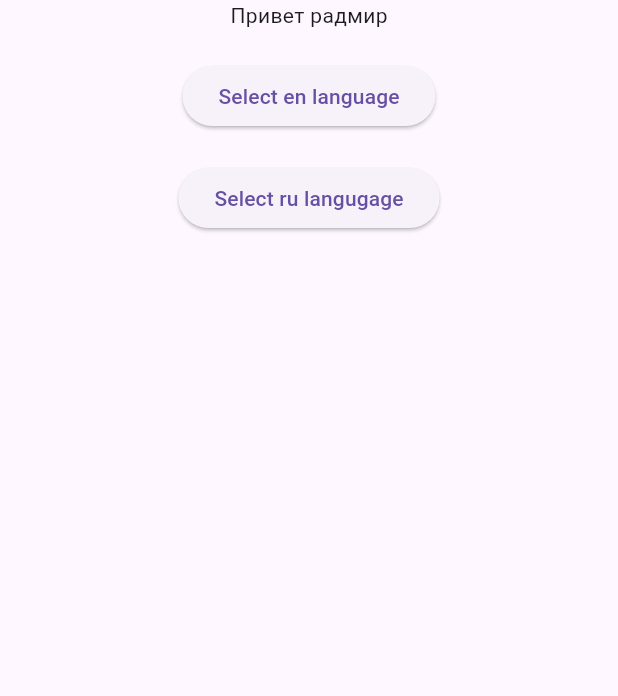
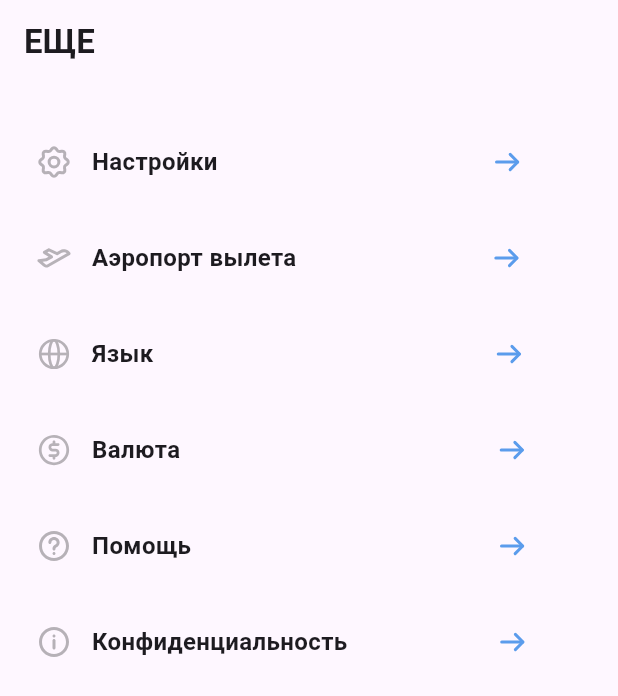
Before and after one commit to Frifrige/FriFri, a Flutter app: the MoreScreen screen opened directly, on a phone screen of 412 x 824 dp. Shown: the top 696 px of the screen. Run offline on Flutter 3.47's test engine with Material 3 defaults, Android fonts, the light colour scheme and no system bars; our stand-ins replace flutter_svg, logger, shared_preferences; accounts and stored records are empty; generated files the repository leaves out were written again.

Commit message:
add more screen

```diff
--- a/lib/src/features/application/widgets/application.dart
+++ b/lib/src/features/application/widgets/application.dart
@@ -18,7 +18,7 @@ class Application extends StatelessWidget {
       localizationsDelegates: AppLocalizations.localizationsDelegates,
       supportedLocales: AppLocalizations.supportedLocales,
       locale: LocalizaitonScope.of(context).locale,
-      home: const NavBar(),
+      home: const MoreScreen(),
     );
   }
 }
--- a/lib/src/features/more/presentation/screens/more_screen.dart
+++ b/lib/src/features/more/presentation/screens/more_screen.dart
@@ -1,5 +1,8 @@
+import 'package:flutter/cupertino.dart';
 import 'package:flutter/material.dart';
+import 'package:flutter/widgets.dart';
 import 'package:flutter_gen/gen_l10n/app_localizations.dart';
+import 'package:flutter_svg/flutter_svg.dart';
 import 'package:frifri/src/features/more/wrappers/localization_wrapper.dart';
 
 /// {@template more_screen}
@@ -17,25 +20,153 @@ class MoreScreenState extends State<MoreScreen> {
   @override
   Widget build(BuildContext context) {
     return Scaffold(
+      appBar: AppBar(
+        title: Text(
+          "ЕЩЕ",
+          style: TextStyle(fontWeight: FontWeight.w700),
+        ),
+      ),
       body: SafeArea(
-        child: Center(
-            child: Column(
-          children: <Widget>[
-            Text(AppLocalizations.of(context)!.helloRadmir),
-            const SizedBox(height: 20),
-            ElevatedButton(
-                onPressed: () {
-                  LocalizationWrapper.maybeOf(context)!.setLocale('ru');
-                },
-                child: const Text('Select en language')),
-            const SizedBox(height: 20),
-            ElevatedButton(
-                onPressed: () {
-                  LocalizationWrapper.maybeOf(context)!.setLocale('en');
-                },
-                child: const Text('Select ru langugage'))
-          ],
-        )),
+        child: Padding(
+          padding: EdgeInsets.symmetric(horizontal: 24),
+          child: Column(
+            children: [
+              SizedBox(
+                height: 40,
+              ),
+              Row(
+                children: [
+                  SvgPicture.asset(
+                    "assets/icons/more_ic_1.svg",
+                    width: 24,
+                    height: 24,
+                  ),
+                  SizedBox(
+                    width: 9,
+                  ),
+                  Text(
+                    " Настройки",
+                    style: TextStyle(fontWeight: FontWeight.w700, fontSize: 16),
+                  ),
+                  SizedBox(
+                    width: 183,
+                  ),
+                  Container(
+                    child: SvgPicture.asset(
+                      "assets/icons/arr_r.svg",
+                    ),
+                    decoration: BoxDecoration(),
+                  ),
+                ],
+              ),
+              SizedBox(
+                height: 40,
+              ),
+              Row(
+                children: [
+                  SvgPicture.asset(
+                    "assets/icons/more_ic_2.svg",
+                    width: 24,
+                    height: 24,
+                  ),
+                  SizedBox(
+                    width: 9,
+                  ),
+                  Text(
+                    " Аэропорт вылета",
+                    style: TextStyle(fontWeight: FontWeight.w700, fontSize: 16),
+                  ),
+                  SizedBox(width: 130),
+                  SvgPicture.asset("assets/icons/arr_r.svg"),
+                ],
+              ),
+              SizedBox(
+                height: 40,
+              ),
+              Row(
+                children: [
+                  SvgPicture.asset(
+                    "assets/icons/more_ic_3.svg",
+                    width: 24,
+                    height: 24,
+                  ),
+                  SizedBox(
+                    width: 9,
+                  ),
+                  Text(
+                    " Язык",
+                    style: TextStyle(fontWeight: FontWeight.w700, fontSize: 16),
+                  ),
+                  SizedBox(width: 227),
+                  SvgPicture.asset("assets/icons/arr_r.svg"),
+                ],
+              ),
+              SizedBox(
+                height: 40,
+              ),
+              Row(
+                children: [
+                  SvgPicture.asset(
+                    "assets/icons/more_ic_4.svg",
+                    width: 24,
+                    height: 24,
+                  ),
+                  SizedBox(
+                    width: 9,
+                  ),
+                  Text(
+                    " Валюта",
+                    style: TextStyle(fontWeight: FontWeight.w700, fontSize: 16),
+                  ),
+                  SizedBox(width: 211),
+                  SvgPicture.asset("assets/icons/arr_r.svg"),
+                ],
+              ),
+              SizedBox(
+                height: 40,
+              ),
+              Row(
+                children: [
+                  SvgPicture.asset(
+                    "assets/icons/more_ic_5.svg",
+                    width: 24,
+                    height: 24,
+                  ),
+                  SizedBox(
+                    width: 9,
+                  ),
+                  Text(
+                    " Помощь",
+                    style: TextStyle(fontWeight: FontWeight.w700, fontSize: 16),
+                  ),
+                  SizedBox(width: 204),
+                  SvgPicture.asset("assets/icons/arr_r.svg"),
+                ],
+              ),
+              SizedBox(
+                height: 40,
+              ),
+              Row(
+                children: [
+                  SvgPicture.asset(
+                    "assets/icons/more_ic_6.svg",
+                    width: 24,
+                    height: 24,
+                  ),
+                  SizedBox(
+                    width: 9,
+                  ),
+                  Text(
+                    " Конфиденциальность",
+                    style: TextStyle(fontWeight: FontWeight.w700, fontSize: 16),
+                  ),
+                  SizedBox(width: 100),
+                  SvgPicture.asset("assets/icons/arr_r.svg"),
+                ],
+              ),
+            ],
+          ),
+        ),
       ),
     );
   }
--- a/lib/src/features/navbar/navbar.dart
+++ b/lib/src/features/navbar/navbar.dart
@@ -15,20 +15,13 @@ class NavBar extends StatefulWidget {
 }
 
 class _NavBarState extends State<NavBar> {
-  int _selectedIndex = 0;
-
-  void onItemTapped(int index) {
-    setState(() {
-      _selectedIndex = index;
-    });
-  }
-
   @override
   Widget build(BuildContext context) {
     return Scaffold(
       floatingActionButtonLocation: FloatingActionButtonLocation.centerDocked,
       floatingActionButton: Container(
-        margin: EdgeInsets.only(top: 40),
+        alignment: Alignment.center,
+        margin: const EdgeInsets.only(top: 40),
         width: 65,
         height: 65,
         child: FloatingActionButton(
@@ -36,50 +29,29 @@ class _NavBarState extends State<NavBar> {
           elevation: 0,
           onPressed: () => debugPrint("HELLO"),
           shape: RoundedRectangleBorder(
-            side: BorderSide(width: 3, color: Colors.red),
             borderRadius: BorderRadius.circular(100),
           ),
+          child: SvgPicture.asset("assets/icons/more.svg"),
         ),
       ),
       bottomNavigationBar: SafeArea(
         child: Container(
-          margin: EdgeInsets.only(left: 8, right: 8, bottom: 34, top: 0),
+          // margin: EdgeInsets.only(left: 8, right: 8, bottom: 34, top: 0),
           height: 76,
           padding: const EdgeInsets.all(50),
           decoration: BoxDecoration(
             borderRadius: BorderRadius.circular(16),
             color: Colors.blue.withOpacity(0.8),
           ),
-          child: Padding(
-            padding: const EdgeInsets.symmetric(horizontal: 0),
-            child: Row(
-              children: [
-
-
-              ],
-            ),
+          child: Row(
+            mainAxisAlignment: MainAxisAlignment.spaceBetween,
+            children: [
+              Container(width: 50, height: 50, color: Colors.amber),
+              Container(width: 50, height: 50, color: Colors.amber),
+            ],
           ),
         ),
       ),
-
-      // bottomNavigationBar: Container(
-      //   decoration:  BoxDecoration(borderRadius: BorderRadius.circular(16)),
-      //   child: SafeArea(
-      //     child: Container(
-      //       padding: EdgeInsets.symmetric(vertical: 24, horizontal: 8),
-      //       decoration: BoxDecoration(borderRadius: BorderRadius.circular(16), color: Colors.red),
-      //       child: NavigationBar(
-      //           bo
-      //         destinations: [
-      //           NavigationDestination(icon: SvgPicture.asset("assets/icons/fire.svg"), label: "Home", selectedIcon: SvgPicture.asset("assets/icons/fire_ac.svg"),),
-      //           NavigationDestination(icon: SvgPicture.asset("assets/icons/fire.svg"), label: "123"),
-      //           NavigationDestination(icon: SvgPicture.asset("assets/icons/fire.svg"), label: "321"),
-      //           NavigationDestination(icon: SvgPicture.asset("assets/icons/fire.svg"), label: "222")
-      //         ],
-      //       ),
-      //     ),
-      //   ),
-      // ),
     );
   }
 }
```
Also changed, not shown: assets/icons/arr_r.svg (added), assets/icons/more_ic_1.svg (added), assets/icons/more_ic_2.svg (added), assets/icons/more_ic_3.svg (added), assets/icons/more_ic_4.svg (added), assets/icons/more_ic_5.svg (added), assets/icons/more_ic_6.svg (added).
